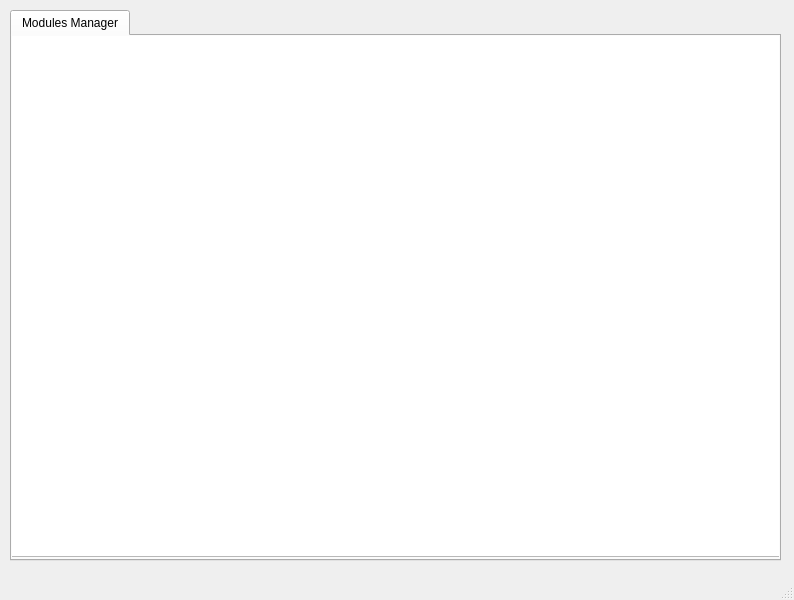
Old version of the form alfred/ui/window.ui in the repository Sefrwahed/Alfred.
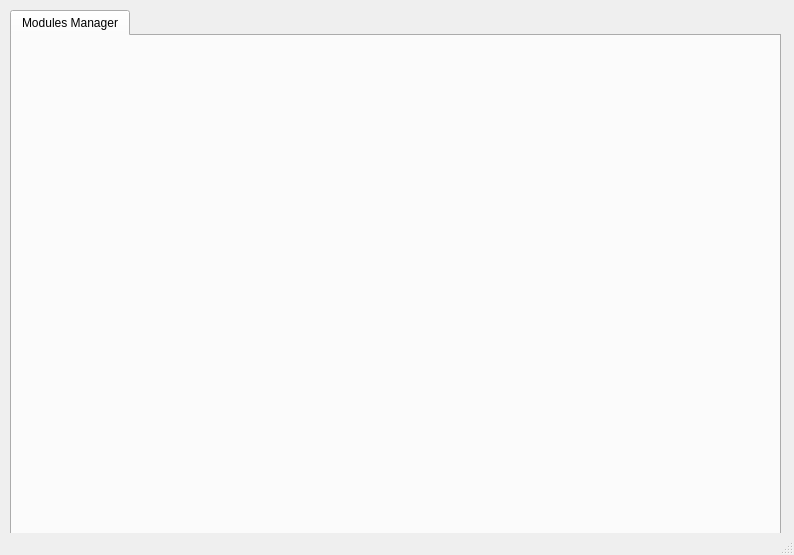
New version of the form.

Commit message: #27 - Working Functionality as a whole, missing UI adjustments

```diff
--- a/alfred/ui/window.ui
+++ b/alfred/ui/window.ui
@@ -7,7 +7,7 @@
     <x>0</x>
     <y>0</y>
     <width>794</width>
-    <height>600</height>
+    <height>555</height>
    </rect>
   </property>
   <property name="windowTitle">
@@ -57,18 +57,16 @@
      <attribute name="title">
       <string>Modules Manager</string>
      </attribute>
-     <widget class="QListView" name="listView">
+     <widget class="QWidget" name="verticalLayoutWidget">
       <property name="geometry">
        <rect>
         <x>-10</x>
         <y>-10</y>
-        <width>791</width>
-        <height>531</height>
+        <width>781</width>
+        <height>541</height>
        </rect>
       </property>
-      <property name="autoFillBackground">
-       <bool>true</bool>
-      </property>
+      <layout class="QVBoxLayout" name="verticalLayout"/>
      </widget>
     </widget>
    </widget>
```
The commit also changes 7 other files.
